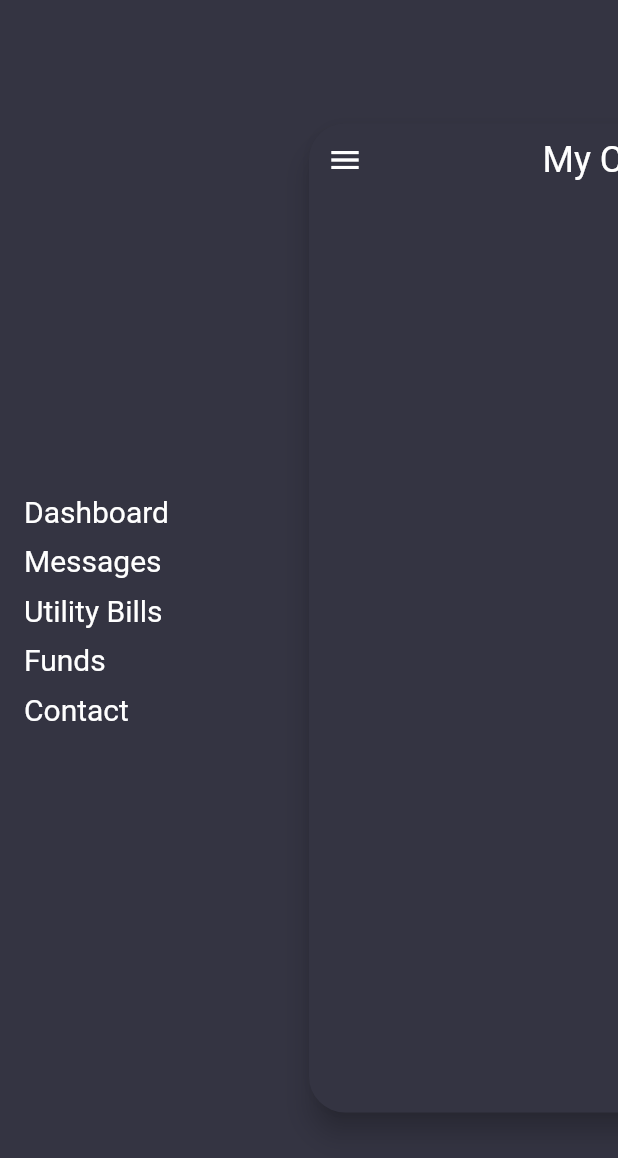
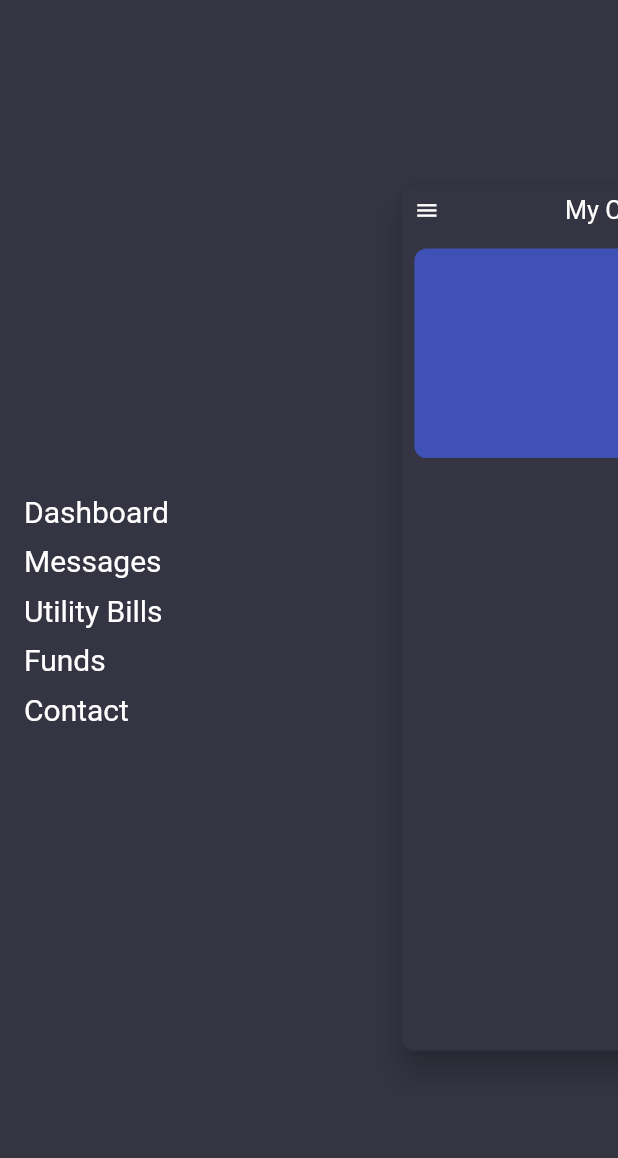
Before and after one commit to ismayilov1995/flutter_animated_drawwer, a Flutter app: the screen it shows after launch, after a tap on the "menu" icon, on a phone screen of 412 x 824 dp. Shown: the top 1158 px of the screen. Run offline on Flutter 3.47's test engine with Material 2 defaults, Android fonts, the phone set to English and light mode, and no system bars.

Commit message:
Pageview and scale animation

```diff
--- a/lib/menu_dashboard.dart
+++ b/lib/menu_dashboard.dart
@@ -1,3 +1,4 @@
+import 'package:flutter/cupertino.dart';
 import 'package:flutter/material.dart';
 
 class MenuDashboard extends StatefulWidget {
@@ -7,10 +8,28 @@ class MenuDashboard extends StatefulWidget {
 
 final Color backgroundColor = Color(0xff343442);
 final TextStyle menuFontStyle = TextStyle(color: Colors.white, fontSize: 20);
+final Duration _duration = Duration(milliseconds: 300);
 
-class _MenuDashboardState extends State<MenuDashboard> {
+class _MenuDashboardState extends State<MenuDashboard>
+    with SingleTickerProviderStateMixin {
   double _deviceHeight, _deviceWidth;
   bool menuIsOpen = false;
+  AnimationController _animController;
+  Animation<double> _scaleAnimation;
+
+  @override
+  void initState() {
+    super.initState();
+    _animController = AnimationController(vsync: this, duration: _duration);
+    _scaleAnimation = Tween<double>(begin: 1.0, end: 0.7)
+        .animate(CurvedAnimation(parent: _animController, curve: Curves.ease));
+  }
+
+  @override
+  void dispose() {
+    _animController.dispose();
+    super.dispose();
+  }
 
   @override
   Widget build(BuildContext context) {
@@ -80,15 +99,17 @@ class _MenuDashboardState extends State<MenuDashboard> {
 
   Widget createDashboard(BuildContext context) {
     return AnimatedPositioned(
-      top: menuIsOpen ? _deviceHeight * 0.1 : 0,
-      bottom: menuIsOpen ? _deviceHeight * 0.1 : 0,
+      top: 0,
+      bottom: 0,
       left: menuIsOpen ? _deviceWidth * 0.5 : 0,
       right: menuIsOpen ? -_deviceWidth * 0.5 : 0,
-      duration: Duration(milliseconds: 300),
+      duration: _duration,
       curve: Curves.ease,
+      child: ScaleTransition(
+        scale: _scaleAnimation,
         child: Material(
           elevation: 8,
-        borderRadius: menuIsOpen ? BorderRadius.circular(24.0) : null,
+          borderRadius: menuIsOpen ? BorderRadius.circular(12.0) : null,
           color: backgroundColor,
           child: Column(
             children: [
@@ -98,7 +119,16 @@ class _MenuDashboardState extends State<MenuDashboard> {
                   IconButton(
                     icon: Icon(Icons.menu),
                     color: Colors.white,
-                  onPressed: () => setState(() => menuIsOpen = !menuIsOpen),
+                    onPressed: () {
+                      setState(() {
+                        if (menuIsOpen) {
+                          _animController.reverse().orCancel;
+                        } else {
+                          _animController.forward().orCancel;
+                        }
+                        menuIsOpen = !menuIsOpen;
+                      });
+                    },
                   ),
                   Text(
                     "My Cards",
@@ -111,8 +141,38 @@ class _MenuDashboardState extends State<MenuDashboard> {
                   ),
                 ],
               ),
-            Container()
+              Container(
+                height: 200,
+                margin: EdgeInsets.only(top: 12.0),
+                child: PageView(
+                  scrollDirection: Axis.horizontal,
+                  children: [
+                    Container(
+                      width: 100,
+                      decoration: BoxDecoration(
+                          borderRadius: BorderRadius.circular(12.0),
+                          color: Colors.indigo),
+                      margin: EdgeInsets.symmetric(horizontal: 12.0),
+                    ),
+                    Container(
+                      width: 100,
+                      decoration: BoxDecoration(
+                          borderRadius: BorderRadius.circular(12.0),
+                          color: Colors.lightBlueAccent),
+                      margin: EdgeInsets.symmetric(horizontal: 12.0),
+                    ),
+                    Container(
+                      width: 100,
+                      decoration: BoxDecoration(
+                          borderRadius: BorderRadius.circular(12.0),
+                          color: Colors.pink),
+                      margin: EdgeInsets.symmetric(horizontal: 12.0),
+                    ),
                   ],
+                ),
+              )
+            ],
+          ),
         ),
       ),
     );
```
Lines whose indentation alone changed are shown as unchanged.
